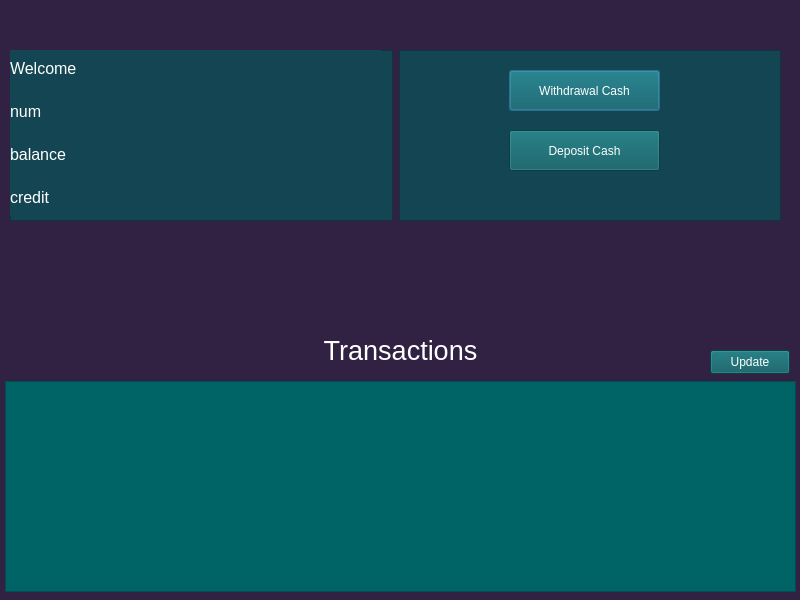
Above: frontend/userhomepage.ui from 22kmo-project/group_9 before the change. Below: the same form after it.
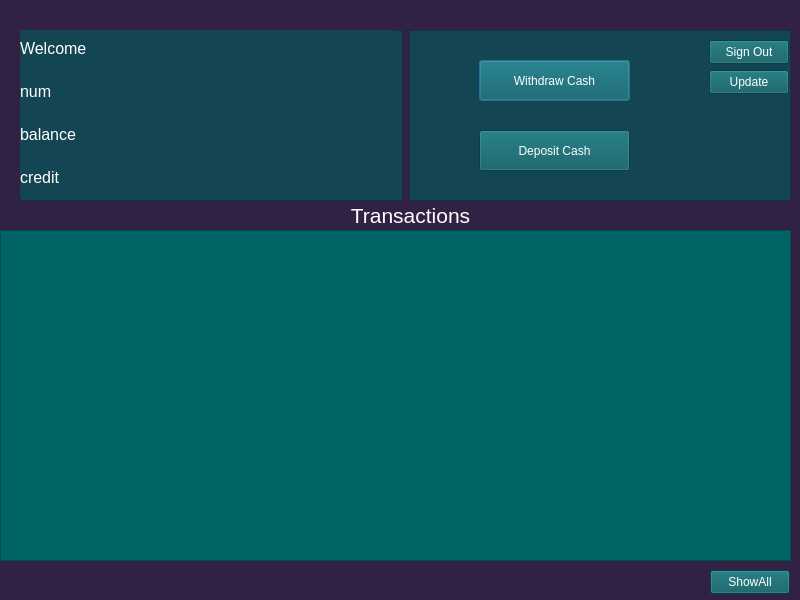
That is the form after the change.

Patch:
```diff
--- a/frontend/userhomepage.ui
+++ b/frontend/userhomepage.ui
@@ -20,26 +20,26 @@
   <widget class="QLabel" name="accountTxt">
    <property name="geometry">
     <rect>
-     <x>220</x>
-     <y>330</y>
+     <x>230</x>
+     <y>200</y>
      <width>361</width>
-     <height>41</height>
+     <height>31</height>
     </rect>
    </property>
    <property name="styleSheet">
     <string notr="true">color: white</string>
    </property>
    <property name="text">
-    <string>&lt;html&gt;&lt;head/&gt;&lt;body&gt;&lt;p align=&quot;center&quot;&gt;&lt;span style=&quot; font-size:20pt; color:#ffffff;&quot;&gt;Transactions&lt;/span&gt;&lt;/p&gt;&lt;/body&gt;&lt;/html&gt;</string>
+    <string>&lt;html&gt;&lt;head/&gt;&lt;body&gt;&lt;p align=&quot;center&quot;&gt;&lt;span style=&quot; font-size:16pt; color:#ffffff;&quot;&gt;Transactions&lt;/span&gt;&lt;/p&gt;&lt;/body&gt;&lt;/html&gt;</string>
    </property>
   </widget>
   <widget class="QListWidget" name="bankView">
    <property name="geometry">
     <rect>
-     <x>5</x>
-     <y>381</y>
+     <x>0</x>
+     <y>230</y>
      <width>791</width>
-     <height>211</height>
+     <height>331</height>
     </rect>
    </property>
    <property name="styleSheet">
@@ -53,8 +53,8 @@
   <widget class="QWidget" name="horizontalLayoutWidget">
    <property name="geometry">
     <rect>
-     <x>10</x>
-     <y>50</y>
+     <x>20</x>
+     <y>30</y>
      <width>771</width>
      <height>171</height>
     </rect>
@@ -163,8 +163,8 @@
       <widget class="QPushButton" name="pushButton">
        <property name="geometry">
         <rect>
-         <x>110</x>
-         <y>20</y>
+         <x>70</x>
+         <y>30</y>
          <width>151</width>
          <height>41</height>
         </rect>
@@ -175,14 +175,14 @@
 color: white</string>
        </property>
        <property name="text">
-        <string>Withdrawal Cash</string>
+        <string>Withdraw Cash</string>
        </property>
       </widget>
       <widget class="QPushButton" name="pushButton_2">
        <property name="geometry">
         <rect>
-         <x>110</x>
-         <y>80</y>
+         <x>70</x>
+         <y>100</y>
          <width>151</width>
          <height>41</height>
         </rect>
@@ -196,15 +196,51 @@
         <string>Deposit Cash</string>
        </property>
       </widget>
+      <widget class="QPushButton" name="pushButton_3">
+       <property name="geometry">
+        <rect>
+         <x>300</x>
+         <y>40</y>
+         <width>80</width>
+         <height>24</height>
+        </rect>
+       </property>
+       <property name="styleSheet">
+        <string notr="true">background-color: rgb(6, 90, 96);
+
+color: white</string>
+       </property>
+       <property name="text">
+        <string>Update</string>
+       </property>
+      </widget>
+      <widget class="QPushButton" name="sinoutB">
+       <property name="geometry">
+        <rect>
+         <x>300</x>
+         <y>10</y>
+         <width>80</width>
+         <height>24</height>
+        </rect>
+       </property>
+       <property name="styleSheet">
+        <string notr="true">background-color: rgb(6, 90, 96);
+
+color: white</string>
+       </property>
+       <property name="text">
+        <string>Sign Out</string>
+       </property>
+      </widget>
      </widget>
     </item>
    </layout>
   </widget>
-  <widget class="QPushButton" name="pushButton_3">
+  <widget class="QPushButton" name="showAllB">
    <property name="geometry">
     <rect>
      <x>710</x>
-     <y>350</y>
+     <y>570</y>
      <width>80</width>
      <height>24</height>
     </rect>
@@ -215,7 +251,7 @@
 color: white</string>
    </property>
    <property name="text">
-    <string>Update</string>
+    <string>ShowAll</string>
    </property>
   </widget>
  </widget>
```
